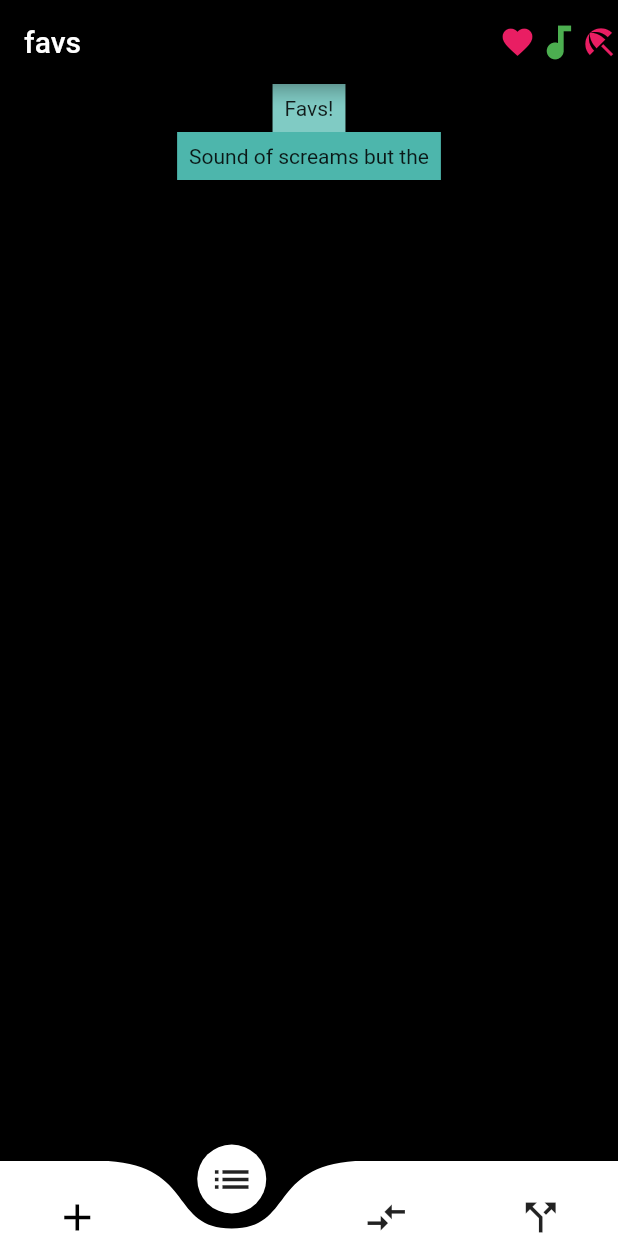
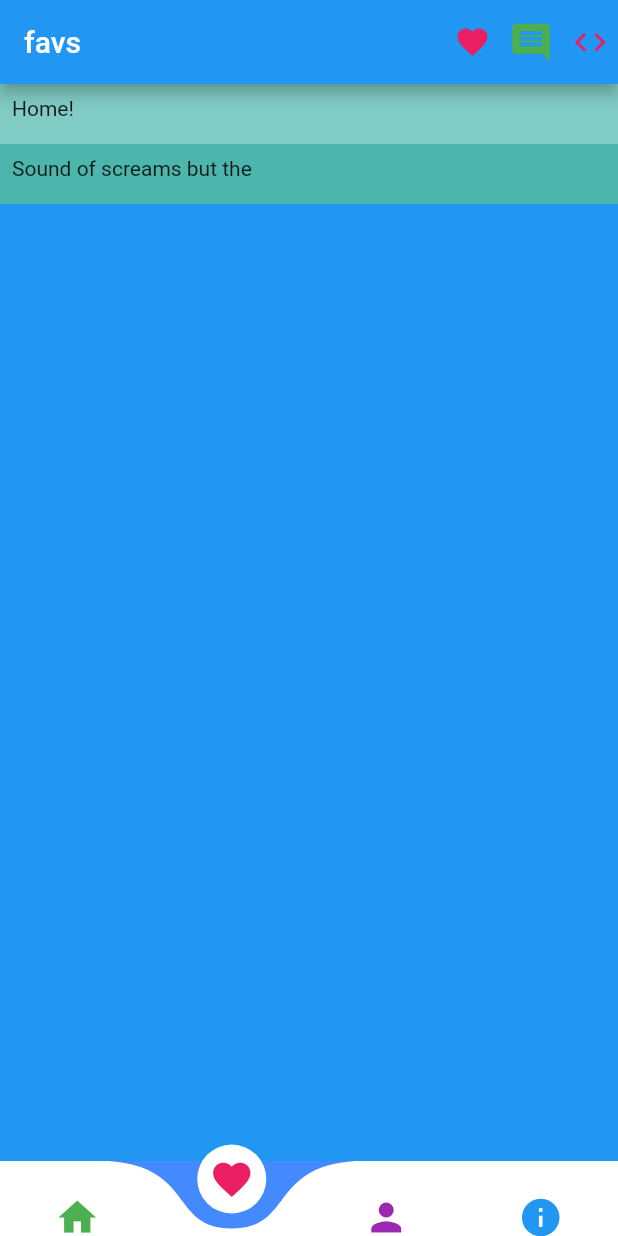
Before and after one commit to iyashwantsaini/wolwo, a Flutter app: the screen it shows after launch, item 2 of the bottom bar chosen, on a phone screen of 412 x 824 dp. Run offline on Flutter 3.47's test engine with Material 2 defaults, Android fonts, the phone set to English and light mode, and no system bars; drawn by our look-alikes of curved_navigation_bar.

```diff
--- a/lib/components/structure.dart
+++ b/lib/components/structure.dart
@@ -24,14 +24,14 @@ class _StructureState extends State<Structure> {
         index: 0,
         height: 50.0,
         items: <Widget>[
-          Icon(Icons.add, size: 30.0, color: Colors.black),
-          Icon(Icons.list, size: 30.0),
-          Icon(Icons.compare_arrows, size: 30.0),
-          Icon(Icons.call_split, size: 30.0),
+          Icon(Icons.home, size: 30.0, color: Colors.green),
+          Icon(Icons.favorite, size: 30.0,color: Colors.pink,),
+          Icon(Icons.person, size: 30.0,color: Colors.purple,),
+          Icon(Icons.info, size: 30.0,color: Colors.blue,),
         ],
         color: Colors.white,
         buttonBackgroundColor: Colors.white,
-        backgroundColor: Colors.black,
+        // backgroundColor: Colors.black,
         animationCurve: Curves.easeInOut,
         animationDuration: Duration(milliseconds: 200),
         onTap: (index) {
@@ -42,32 +42,36 @@ class _StructureState extends State<Structure> {
       ),
       appBar: AppBar(
         title: Text(_page==0?'wolwo':_page==1?'favs':_page==2?'about':_page==3?'user':null),
-        backgroundColor: Colors.black,
+        // backgroundColor: Colors.black,
         actions: <Widget>[
-          Icon(
+          Container(
+            margin: EdgeInsets.all(6.0),
+            child: Icon(
               Icons.favorite,
               color: Colors.pink,
               size: 24.0,
-            semanticLabel: 'Text to announce in accessibility modes',
             ),
-          Icon(
-            Icons.audiotrack,
+          ),
+          Container(
+            margin: EdgeInsets.all(6.0),
+            child: Icon(
+              Icons.comment,
               color: Colors.green,
               size: 30.0,
             ),
-          Icon(
-            Icons.beach_access,
+          ),
+          Container(
+            margin: EdgeInsets.all(6.0),
+            child: Icon(
+              Icons.code,
               color: Colors.pink,
               size: 25.0,
+            ),
           ),
         ],
       ),
       floatingActionButton: _page == 0
           ? FloatingActionButton(
-              focusColor: Colors.pink,
-              foregroundColor: Colors.indigo,
-              hoverColor: Colors.orange,
-              splashColor: Colors.green,
               onPressed: () {
                 // Add your onPressed code here!
               },
--- a/lib/pages/favourites.dart
+++ b/lib/pages/favourites.dart
@@ -9,17 +9,21 @@ class _FavouritesState extends State<Favourites> {
   @override
   Widget build(BuildContext context) {
     return Container(
-      color: Colors.black,
+      color: Colors.blue,
       width: double.infinity,
       // margin: EdgeInsets.all(10),
       child: Column(
         children: <Widget>[
           Container(
+            width: double.infinity,
+            height: 40,
             padding: const EdgeInsets.all(8),
-            child: const Text('Favs!'),
+            child: const Text('Home!'),
             color: Colors.teal[200],
           ),
           Container(
+            width: double.infinity,
+            height: 40,
             padding: const EdgeInsets.all(8),
             child: const Text('Sound of screams but the'),
             color: Colors.teal[300],
--- a/lib/pages/home.dart
+++ b/lib/pages/home.dart
@@ -9,17 +9,21 @@ class _HomeState extends State<Home> {
   @override
   Widget build(BuildContext context) {
     return Container(
-      color: Colors.black,
+      color: Colors.blue,
       width: double.infinity,
       // margin: EdgeInsets.all(10),
       child: Column(
         children: <Widget>[
           Container(
+            width: double.infinity,
+            height: 40,
             padding: const EdgeInsets.all(8),
             child: const Text('Home!'),
             color: Colors.teal[200],
           ),
           Container(
+            width: double.infinity,
+            height: 40,
             padding: const EdgeInsets.all(8),
             child: const Text('Sound of screams but the'),
             color: Colors.teal[300],
```
Also changed, not shown: lib/pages/about.dart (+6 -2 lines), lib/pages/user.dart (+6 -2 lines). Lines whose indentation alone changed are shown as unchanged.
